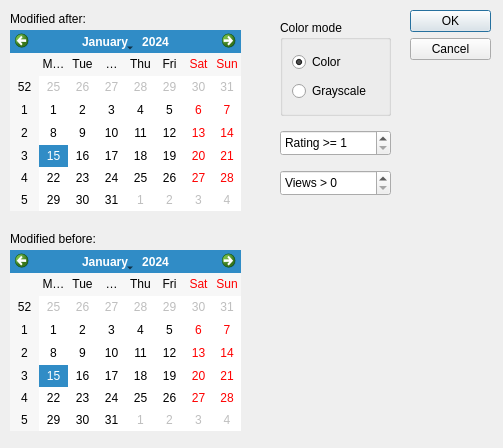
Above: searchform.ui from matrixsmaster/MILLA before the change. Below: the same form after it.
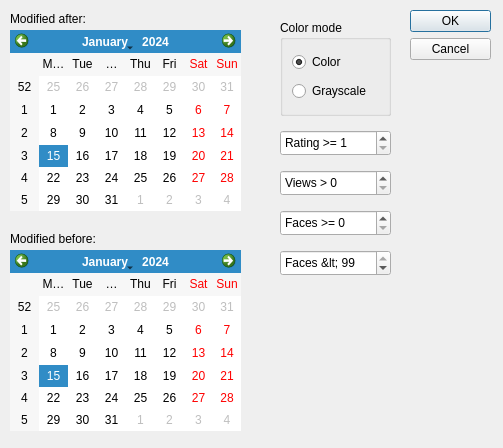
That is the form after the change.

Diff of the .ui file:
```diff
--- a/searchform.ui
+++ b/searchform.ui
@@ -145,6 +145,38 @@
     </item>
    </layout>
   </widget>
+  <widget class="QSpinBox" name="spinBox_3">
+   <property name="geometry">
+    <rect>
+     <x>280</x>
+     <y>210</y>
+     <width>111</width>
+     <height>26</height>
+    </rect>
+   </property>
+   <property name="prefix">
+    <string>Faces &gt;= </string>
+   </property>
+  </widget>
+  <widget class="QSpinBox" name="spinBox_4">
+   <property name="geometry">
+    <rect>
+     <x>280</x>
+     <y>250</y>
+     <width>111</width>
+     <height>26</height>
+    </rect>
+   </property>
+   <property name="prefix">
+    <string>Faces &lt; </string>
+   </property>
+   <property name="minimum">
+    <number>1</number>
+   </property>
+   <property name="value">
+    <number>99</number>
+   </property>
+  </widget>
  </widget>
  <resources/>
  <connections>
```
Left out of the diff: 4 changed lines with no effect on the pictures.
